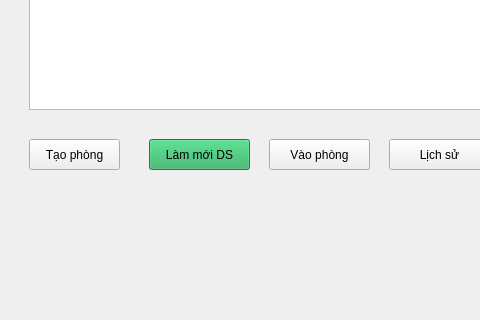
Before: the Qt Designer form AuctionClient/mainwindow.ui in nhatsonle/LAN_BiddingSystem, drawn with Qt 5; both pictures show x 0 to 480 and y 300 to 620 of the 900 by 620 pixel window.
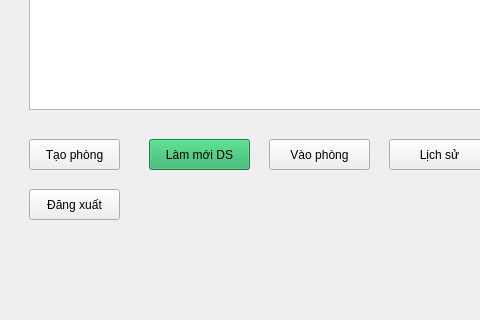
After: the same form once the commit is applied. The open tabs and pages were chosen to show the change.

Commit message: add logout button and relevant functionality

Patch:
```diff
--- a/AuctionClient/mainwindow.ui
+++ b/AuctionClient/mainwindow.ui
@@ -238,6 +238,19 @@
          </property>
         </item>
        </widget>
+       <widget class="QPushButton" name="btnLogout">
+        <property name="geometry">
+         <rect>
+          <x>20</x>
+          <y>480</y>
+          <width>91</width>
+          <height>31</height>
+         </rect>
+        </property>
+        <property name="text">
+         <string>Đăng xuất</string>
+        </property>
+       </widget>
       </widget>
       <widget class="QWidget" name="pageRoom">
        <widget class="QLabel" name="lblRoomName">
```
Left out of the diff: 64 changed lines with no effect on the pictures. The commit also changes 4 other files.
